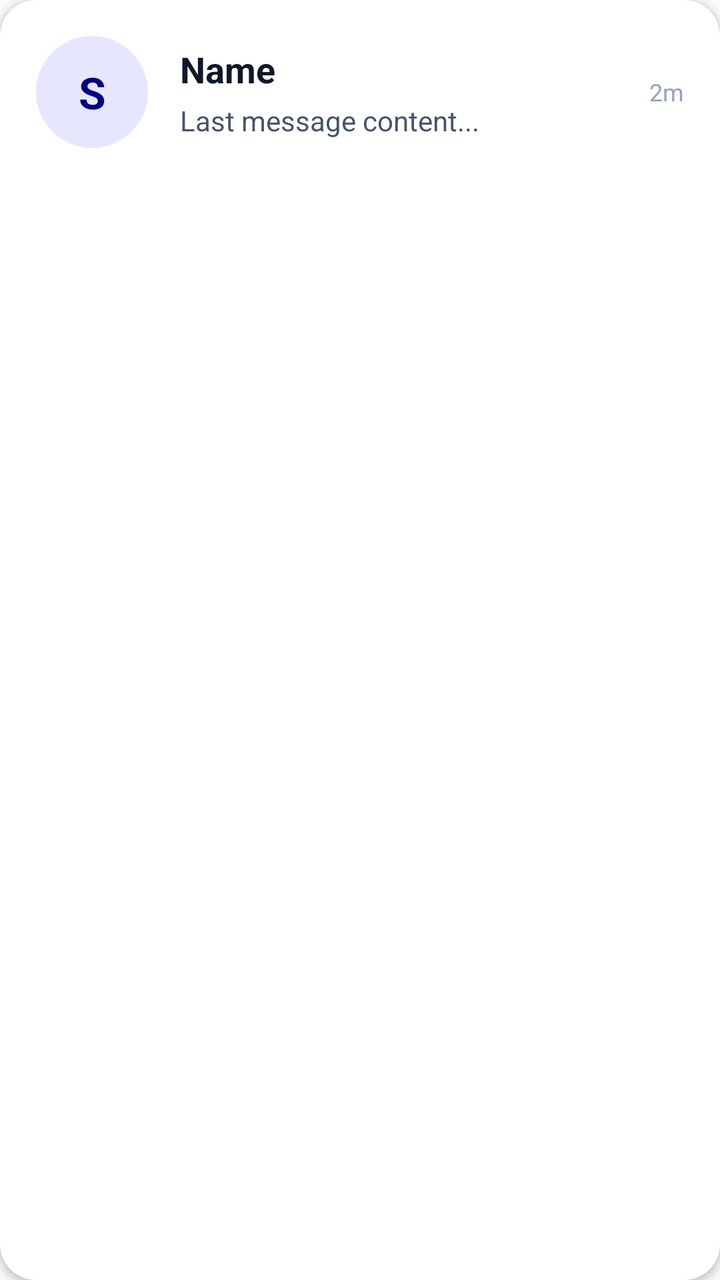
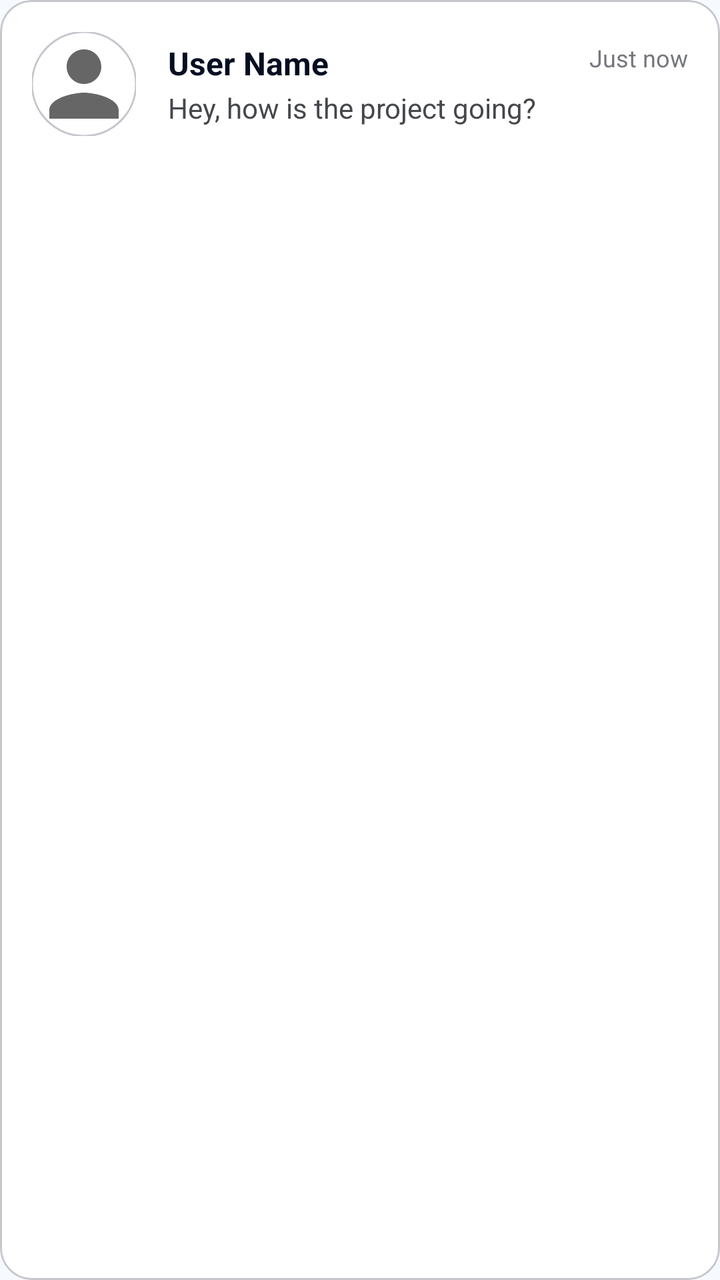

Screens rendered from an Android XML layout before and after an edit, with the pre-edit source and the edit as a unified diff.
<!-- AndroidManifest.xml: application theme Theme.MiniJobHunt -->
<!-- res/layout/item_chat.xml -->
<?xml version="1.0" encoding="utf-8"?>
<androidx.cardview.widget.CardView
    xmlns:android="http://schemas.android.com/apk/res/android"
    xmlns:app="http://schemas.android.com/apk/res-auto"
    android:layout_width="match_parent"
    android:layout_height="wrap_content"
    android:layout_marginVertical="6dp"
    app:cardBackgroundColor="@color/surface"
    app:cardCornerRadius="18dp">

    <LinearLayout
        android:layout_width="match_parent"
        android:layout_height="wrap_content"
        android:orientation="horizontal"
        android:padding="18dp"
        android:gravity="center_vertical">

        
        <TextView
            android:id="@+id/txtChatAvatar"
            android:layout_width="56dp"
            android:layout_height="56dp"
            android:background="@drawable/bg_circle_primary_light"
            android:gravity="center"
            android:text="S"
            android:textColor="@color/primary"
            android:textSize="22sp"
            android:textStyle="bold"/>

        
        <LinearLayout
            android:layout_width="0dp"
            android:layout_height="wrap_content"
            android:layout_marginStart="16dp"
            android:layout_weight="1"
            android:orientation="vertical">

            <TextView
                android:id="@+id/txtChatTitle"
                android:layout_width="wrap_content"
                android:layout_height="wrap_content"
                android:text="Name"
                android:textColor="@color/text_primary"
                android:textSize="18sp"
                android:textStyle="bold"
                android:maxLines="1"
                android:ellipsize="end"/>

            <TextView
                android:id="@+id/txtLastMessage"
                android:layout_width="wrap_content"
                android:layout_height="wrap_content"
                android:layout_marginTop="4dp"
                android:text="Last message content..."
                android:textColor="@color/text_secondary"
                android:maxLines="1"
                android:ellipsize="end"/>

        </LinearLayout>

        
        <LinearLayout
            android:layout_width="wrap_content"
            android:layout_height="wrap_content"
            android:orientation="vertical"
            android:gravity="end">

            <TextView
                android:id="@+id/txtChatTime"
                android:layout_width="wrap_content"
                android:layout_height="wrap_content"
                android:text="2m"
                android:textColor="@color/text_hint"
                android:textSize="12sp"/>

            <TextView
                android:id="@+id/txtUnreadCount"
                android:layout_width="22dp"
                android:layout_height="22dp"
                android:layout_marginTop="6dp"
                android:background="@drawable/bg_status_open"
                android:backgroundTint="@color/primary"
                android:gravity="center"
                android:text="2"
                android:textColor="@color/white"
                android:textSize="10sp"
                android:visibility="gone"/>

        </LinearLayout>

    </LinearLayout>

</androidx.cardview.widget.CardView>
<!-- resources referenced by this layout -->
<resources>
  <color name="primary">#000080</color>
  <color name="surface">#FFFFFF</color>
  <color name="text_hint">#94A3B8</color>
  <color name="text_primary">#0F172A</color>
  <color name="text_secondary">#475569</color>
  <color name="white">#FFFFFF</color>
  <!-- drawable bg_circle_primary_light (drawable) -->
  <?xml version="1.0" encoding="utf-8"?>
  <shape xmlns:android="http://schemas.android.com/apk/res/android">
      <solid android:color="@color/primary_light"/>
      <corners android:radius="100dp"/>
  </shape>
  <!-- drawable bg_status_open (drawable) -->
  <shape xmlns:android="http://schemas.android.com/apk/res/android">
      <solid android:color="#22C55E"/>
      <corners android:radius="50dp"/>
  </shape>
  <style name="Theme.MiniJobHunt" parent="Base.Theme.MiniJobHunt" />
  <color name="primary_light">#E6E6FF</color>
  <style name="Base.Theme.MiniJobHunt" parent="Theme.Material3.DayNight.NoActionBar">
          <item name="colorPrimary">@color/primary</item>
          <item name="colorOnPrimary">@color/white</item>
          <item name="colorPrimaryContainer">@color/primary_light</item>
          <item name="colorOnPrimaryContainer">@color/primary_dark</item>
  
          <item name="colorSecondary">@color/info</item>
          <item name="colorOnSecondary">@color/white</item>
  
          <item name="android:windowBackground">@color/background</item>
          <item name="android:statusBarColor">@color/background</item>
          <item name="android:windowLightStatusBar">true</item>
  
          
          <item name="textAppearanceHeadlineLarge">@style/AppText.HeadlineLarge</item>
          <item name="textAppearanceTitleMedium">@style/AppText.TitleMedium</item>
          <item name="textAppearanceBodyLarge">@style/AppText.BodyLarge</item>
      </style>
  <color name="primary_dark">#000066</color>
  <color name="info">#000080</color>
  <color name="background">#F8FAFC</color>
  <style name="AppText.HeadlineLarge">
          <item name="android:textSize">30sp</item>
          <item name="android:textStyle">bold</item>
          <item name="android:textColor">@color/text_primary</item>
          <item name="android:letterSpacing">-0.02</item>
      </style>
  <style name="AppText.TitleMedium">
          <item name="android:textSize">18sp</item>
          <item name="android:textStyle">bold</item>
          <item name="android:textColor">@color/text_primary</item>
      </style>
  <style name="AppText.BodyLarge">
          <item name="android:textSize">16sp</item>
          <item name="android:textColor">@color/text_secondary</item>
      </style>
</resources>

<!-- the commit's change to res/layout/item_chat.xml (unified diff, before → after) -->
@@ -1,33 +1,50 @@
 <?xml version="1.0" encoding="utf-8"?>
-<androidx.cardview.widget.CardView
+<com.google.android.material.card.MaterialCardView
     xmlns:android="http://schemas.android.com/apk/res/android"
     xmlns:app="http://schemas.android.com/apk/res-auto"
     android:layout_width="match_parent"
     android:layout_height="wrap_content"
+    android:layout_marginHorizontal="16dp"
     android:layout_marginVertical="6dp"
-    app:cardBackgroundColor="@color/surface"
-    app:cardCornerRadius="18dp">
+    app:cardCornerRadius="16dp"
+    app:cardElevation="0dp"
+    app:strokeWidth="1dp"
+    app:strokeColor="@color/outline_variant"
+    app:cardBackgroundColor="@color/white">
 
     <LinearLayout
         android:layout_width="match_parent"
         android:layout_height="wrap_content"
+        android:gravity="center_vertical"
         android:orientation="horizontal"
-        android:padding="18dp"
-        android:gravity="center_vertical">
+        android:padding="16dp">
 
-        
-        <TextView
-            android:id="@+id/txtChatAvatar"
-            android:layout_width="56dp"
-            android:layout_height="56dp"
-            android:background="@drawable/bg_circle_primary_light"
-            android:gravity="center"
-            android:text="S"
-            android:textColor="@color/primary"
-            android:textSize="22sp"
-            android:textStyle="bold"/>
+        <FrameLayout
+            android:layout_width="52dp"
+            android:layout_height="52dp">
 
-        
+            <com.google.android.material.imageview.ShapeableImageView
+                android:id="@+id/imgChatProfile"
+                android:layout_width="match_parent"
+                android:layout_height="match_parent"
+                android:src="@drawable/ic_profile"
+                app:shapeAppearanceOverlay="@style/CircleImage"
+                app:strokeColor="@color/outline_variant"
+                app:strokeWidth="1dp" />
+
+            <TextView
+                android:id="@+id/txtChatAvatar"
+                android:layout_width="match_parent"
+                android:layout_height="match_parent"
+                android:gravity="center"
+                android:text="P"
+                android:textColor="@color/primary"
+                android:textSize="20sp"
+                android:textStyle="bold"
+                android:background="@drawable/bg_circle_primary_light"
+                android:visibility="gone" />
+        </FrameLayout>
+
         <LinearLayout
             android:layout_width="0dp"
             android:layout_height="wrap_content"
@@ -35,59 +52,64 @@
             android:layout_weight="1"
             android:orientation="vertical">
 
-            <TextView
-                android:id="@+id/txtChatTitle"
-                android:layout_width="wrap_content"
+            <RelativeLayout
+                android:layout_width="match_parent"
+                android:layout_height="wrap_content">
+
+                <TextView
+                    android:id="@+id/txtChatTitle"
+                    android:layout_width="wrap_content"
+                    android:layout_height="wrap_content"
+                    android:text="User Name"
+                    android:textColor="@color/primary"
+                    android:textSize="16sp"
+                    android:textStyle="bold" />
+
+                <TextView
+                    android:id="@+id/txtChatTime"
+                    android:layout_width="wrap_content"
+                    android:layout_height="wrap_content"
+                    android:layout_alignParentEnd="true"
+                    android:text="Just now"
+                    android:textColor="@color/text_muted"
+                    android:textSize="12sp" />
+            </RelativeLayout>
+
+            <RelativeLayout
+                android:layout_width="match_parent"
                 android:layout_height="wrap_content"
-                android:text="Name"
-                android:textColor="@color/text_primary"
-                android:textSize="18sp"
-                android:textStyle="bold"
-                android:maxLines="1"
-                android:ellipsize="end"/>
+                android:layout_marginTop="2dp">
 
-            <TextView
-                android:id="@+id/txtLastMessage"
-                android:layout_width="wrap_content"
-                android:layout_height="wrap_content"
-                android:layout_marginTop="4dp"
-                android:text="Last message content..."
-                android:textColor="@color/text_secondary"
-                android:maxLines="1"
-                android:ellipsize="end"/>
+                <TextView
+                    android:id="@+id/txtLastMessage"
+                    android:layout_width="match_parent"
+                    android:layout_height="wrap_content"
+                    android:layout_toStartOf="@+id/txtUnreadCount"
+                    android:layout_marginEnd="8dp"
+                    android:ellipsize="end"
+                    android:maxLines="1"
+                    android:text="Hey, how is the project going?"
+                    android:textColor="@color/text_secondary"
+                    android:textSize="14sp" />
 
-        </LinearLayout>
-
-        
-        <LinearLayout
-            android:layout_width="wrap_content"
-            android:layout_height="wrap_content"
-            android:orientation="vertical"
-            android:gravity="end">
-
-            <TextView
-                android:id="@+id/txtChatTime"
-                android:layout_width="wrap_content"
-                android:layout_height="wrap_content"
-                android:text="2m"
-                android:textColor="@color/text_hint"
-                android:textSize="12sp"/>
-
-            <TextView
-                android:id="@+id/txtUnreadCount"
-                android:layout_width="22dp"
-                android:layout_height="22dp"
-                android:layout_marginTop="6dp"
-                android:background="@drawable/bg_status_open"
-                android:backgroundTint="@color/primary"
-                android:gravity="center"
-                android:text="2"
-                android:textColor="@color/white"
-                android:textSize="10sp"
-                android:visibility="gone"/>
-
+                <TextView
+                    android:id="@+id/txtUnreadCount"
+                    android:layout_width="wrap_content"
+                    android:layout_height="wrap_content"
+                    android:layout_alignParentEnd="true"
+                    android:background="@drawable/bg_circle_orange"
+                    android:gravity="center"
+                    android:minWidth="20dp"
+                    android:minHeight="20dp"
+                    android:paddingHorizontal="4dp"
+                    android:text="1"
+                    android:textColor="@color/white"
+                    android:textSize="10sp"
+                    android:textStyle="bold"
+                    android:visibility="gone" />
+            </RelativeLayout>
         </LinearLayout>
 
     </LinearLayout>
 
-</androidx.cardview.widget.CardView>
+</com.google.android.material.card.MaterialCardView>
<!-- resource entries referenced after the edit -->
@@ -1,31 +1,47 @@
 <!-- resources referenced by this layout -->
 <resources>
-  <color name="primary">#000080</color>
-  <color name="surface">#FFFFFF</color>
-  <color name="text_hint">#94A3B8</color>
-  <color name="text_primary">#0F172A</color>
-  <color name="text_secondary">#475569</color>
+  <color name="outline_variant">#c6c6cd</color>
+  <color name="primary">#050e21</color>
+  <color name="text_muted">#76777d</color>
+  <color name="text_primary">#141d23</color>
+  <color name="text_secondary">#45474c</color>
   <color name="white">#FFFFFF</color>
+  <!-- drawable bg_circle_orange (drawable) -->
+  <?xml version="1.0" encoding="utf-8"?>
+  <shape xmlns:android="http://schemas.android.com/apk/res/android"
+      android:shape="oval">
+      <solid android:color="@color/orange_primary" />
+  </shape>
   <!-- drawable bg_circle_primary_light (drawable) -->
   <?xml version="1.0" encoding="utf-8"?>
   <shape xmlns:android="http://schemas.android.com/apk/res/android">
       <solid android:color="@color/primary_light"/>
       <corners android:radius="100dp"/>
   </shape>
-  <!-- drawable bg_status_open (drawable) -->
-  <shape xmlns:android="http://schemas.android.com/apk/res/android">
-      <solid android:color="#22C55E"/>
-      <corners android:radius="50dp"/>
-  </shape>
+  <!-- drawable ic_profile (drawable) -->
+  <vector xmlns:android="http://schemas.android.com/apk/res/android"
+      android:width="24dp"
+      android:height="24dp"
+      android:viewportWidth="24"
+      android:viewportHeight="24">
+  
+      <path
+          android:fillColor="#666666"
+          android:pathData="M12,12c2.21,0 4,-1.79 4,-4s-1.79,-4 -4,-4 -4,1.79 -4,4 1.79,4 4,4zm0,2c-2.67,0 -8,1.34 -8,4v2h16v-2c0,-2.66 -5.33,-4 -8,-4z"/>
+  </vector>
+  <style name="CircleImage">
+          <item name="cornerSize">50%</item>
+      </style>
   <style name="Theme.MiniJobHunt" parent="Base.Theme.MiniJobHunt" />
-  <color name="primary_light">#E6E6FF</color>
+  <color name="orange_primary">#de6a00</color>
+  <color name="primary_light">#d9e2fc</color>
   <style name="Base.Theme.MiniJobHunt" parent="Theme.Material3.DayNight.NoActionBar">
           <item name="colorPrimary">@color/primary</item>
           <item name="colorOnPrimary">@color/white</item>
-          <item name="colorPrimaryContainer">@color/primary_light</item>
-          <item name="colorOnPrimaryContainer">@color/primary_dark</item>
+          <item name="colorPrimaryContainer">@color/primary_container</item>
+          <item name="colorOnPrimaryContainer">@color/on_primary_container</item>
   
-          <item name="colorSecondary">@color/info</item>
+          <item name="colorSecondary">@color/secondary</item>
           <item name="colorOnSecondary">@color/white</item>
   
           <item name="android:windowBackground">@color/background</item>
@@ -36,12 +52,14 @@
           <item name="textAppearanceHeadlineLarge">@style/AppText.HeadlineLarge</item>
           <item name="textAppearanceTitleMedium">@style/AppText.TitleMedium</item>
           <item name="textAppearanceBodyLarge">@style/AppText.BodyLarge</item>
+          <item name="textAppearanceLabelMedium">@style/AppText.LabelMedium</item>
       </style>
-  <color name="primary_dark">#000066</color>
-  <color name="info">#000080</color>
-  <color name="background">#F8FAFC</color>
+  <color name="primary_container">#1b2437</color>
+  <color name="on_primary_container">#828ba2</color>
+  <color name="secondary">#5c5f60</color>
+  <color name="background">#f6faff</color>
   <style name="AppText.HeadlineLarge">
-          <item name="android:textSize">30sp</item>
+          <item name="android:textSize">24sp</item>
           <item name="android:textStyle">bold</item>
           <item name="android:textColor">@color/text_primary</item>
           <item name="android:letterSpacing">-0.02</item>
@@ -55,5 +73,11 @@
           <item name="android:textSize">16sp</item>
           <item name="android:textColor">@color/text_secondary</item>
       </style>
+  <style name="AppText.LabelMedium">
+          <item name="android:textSize">12sp</item>
+          <item name="android:textStyle">bold</item>
+          <item name="android:textColor">@color/text_muted</item>
+          <item name="android:letterSpacing">0.01</item>
+      </style>
 </resources>
 
